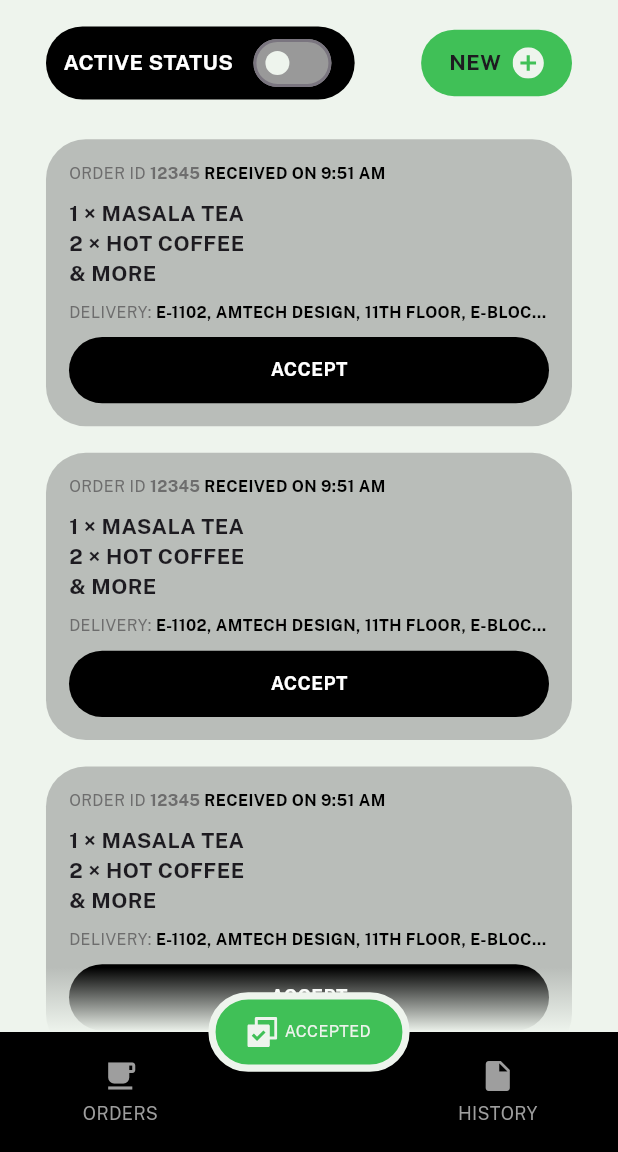
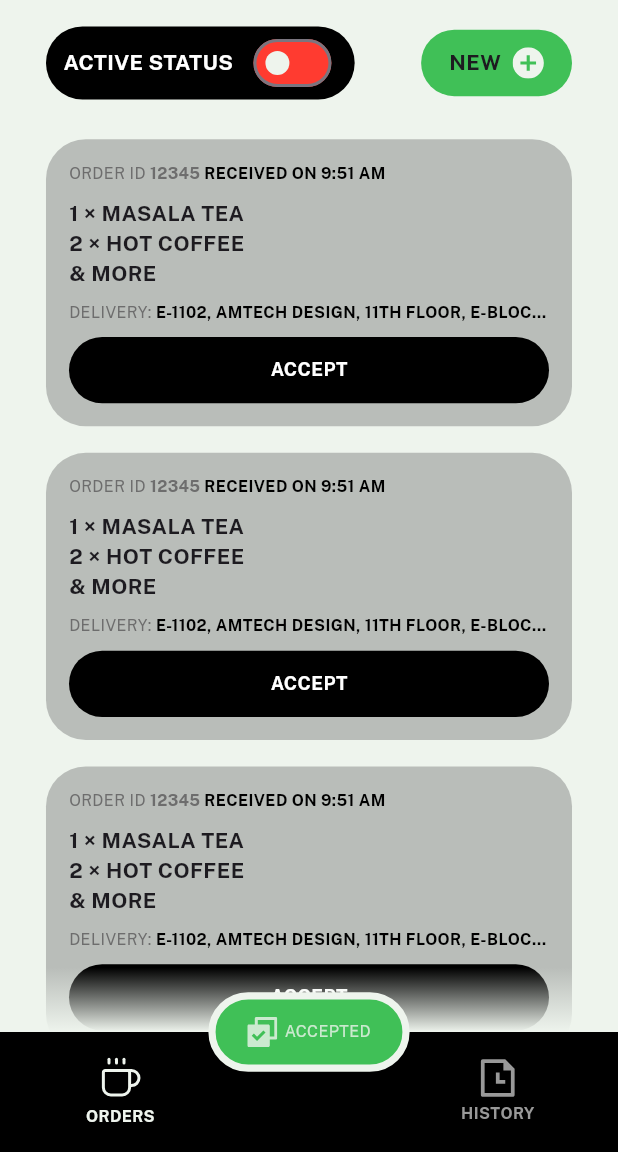
Before and after one commit to Vatsal1607/135-degrees-runners, a Flutter app: the screen it shows after launch, on a phone screen of 412 x 824 dp, the part 84-1236 px from its top. Run offline on Flutter 3.47's test engine with Material 3 defaults, Android fonts, the light colour scheme and no system bars; our stand-ins replace dio, flutter_screenutil, flutter_svg, google_fonts, pin_code_fields.

Commit message:
added cocnditions for select appbar navItem

```diff
--- a/lib/core/app_colors.dart
+++ b/lib/core/app_colors.dart
@@ -6,6 +6,7 @@ class AppColors {
   static const white = Colors.white;
   static const black = Colors.black;
   static const red = Color(0XFFFF0000);
+  static const coralRed = Color(0XFFFF3B30);
   static const seaShell = Color(0XFFEEF4ED);
   static const seaMist = Color(0XFFC7DCCD);
   static const bayLeaf = Color(0XFF87AC91);
--- a/lib/core/constants/strings.dart
+++ b/lib/core/constants/strings.dart
@@ -17,6 +17,8 @@ class IconStrings {
   static const smile = '${BaseIconPath.basePath}smile.svg';
   static const accepted = '${BaseIconPath.basePath}accepted.svg';
   static const add = '${BaseIconPath.basePath}add.svg';
+  static const history = '${BaseIconPath.basePath}history.svg';
+  static const orders = '${BaseIconPath.basePath}orders.svg';
 }
 
 class ImageStrings {
--- a/lib/modules/bottom_bar/accepted/accepted_order_page.dart
+++ b/lib/modules/bottom_bar/accepted/accepted_order_page.dart
@@ -15,7 +15,9 @@ class AcceptedOrderPage extends StatelessWidget {
             child: Column(
               children: [
                 Row(
-                  children: [],
+                  children: [
+                    Text('Accepted page'),
+                  ],
                 )
               ],
             ),
--- a/lib/modules/bottom_bar/bottom_bar_page.dart
+++ b/lib/modules/bottom_bar/bottom_bar_page.dart
@@ -4,6 +4,7 @@ import 'package:degrees_runners/modules/bottom_bar/accepted/accepted_order_page.
 import 'package:degrees_runners/modules/bottom_bar/bottom_bar_provider.dart';
 import 'package:degrees_runners/modules/bottom_bar/history/history_page.dart';
 import 'package:degrees_runners/modules/bottom_bar/orders/orders_page.dart';
+import 'package:degrees_runners/modules/bottom_bar/widgets/nav_item.dart';
 import 'package:flutter/material.dart';
 import 'package:flutter_screenutil/flutter_screenutil.dart';
 import 'package:google_fonts/google_fonts.dart';
@@ -22,9 +23,7 @@ class BottomBarPage extends StatelessWidget {
       body: PageView(
         physics: const NeverScrollableScrollPhysics(),
         controller: provider.myPage,
-        // onPageChanged: (index) {
-        //   debugPrint('Page Changes to index $index');
-        // },
+        onPageChanged: provider.onPageChanged,
         children: const [
           OrdersPage(),
           AcceptedOrderPage(),
@@ -41,20 +40,29 @@ class BottomBarPage extends StatelessWidget {
           child: Row(
             mainAxisAlignment: MainAxisAlignment.spaceAround,
             children: [
-              _buildNavItem(
+              Consumer<BottomBarProvider>(
+                builder: (context, _, child) => NavItem(
+                  selectedColor: provider.currentIndex == 0
+                      ? AppColors.seaShell
+                      : AppColors.grey,
                   onTap: () {
                     provider.myPage.jumpToPage(0);
                   },
-                icon: Icons.local_cafe,
+                  icon: IconStrings.orders,
                   label: 'ORDERS',
                 ),
+              ),
               SizedBox(width: 48.w),
-              _buildNavItem(
+              Consumer<BottomBarProvider>(
+                builder: (context, _, child) => NavItem(
+                  selectedColor: provider.currentIndex == 2
+                      ? AppColors.seaShell
+                      : AppColors.grey,
                   onTap: () {
                     provider.myPage.jumpToPage(2);
                   },
-                icon: Icons.insert_drive_file,
                   label: 'HISTORY',
+                ),
               ),
             ],
           ),
@@ -75,19 +83,24 @@ class BottomBarPage extends StatelessWidget {
                 width: 5.w,
                 color: AppColors.seaShell,
               )),
-          child: Row(
+          child: Consumer<BottomBarProvider>(
+            builder: (context, _, child) => Row(
               mainAxisSize: MainAxisSize.min,
               mainAxisAlignment: MainAxisAlignment.center,
               children: [
-              const SvgIcon(
+                SvgIcon(
                   icon: IconStrings.accepted,
-                color: AppColors.seaShell,
+                  color: provider.currentIndex == 1
+                      ? AppColors.seaShell
+                      : AppColors.seaShell.withOpacity(.8),
                 ),
                 SizedBox(width: 5.w),
                 Text(
                   'ACCEPTED',
                   style: GoogleFonts.publicSans(
-                  color: AppColors.seaShell,
+                    color: provider.currentIndex == 1
+                        ? AppColors.seaShell
+                        : AppColors.seaShell.withOpacity(.8),
                     fontWeight: FontWeight.w400,
                     fontSize: 12.sp,
                   ),
@@ -96,31 +109,12 @@ class BottomBarPage extends StatelessWidget {
             ),
           ),
         ),
+      ),
     );
   }
 
-  Widget _buildNavItem(
-      {required IconData icon, required String label, VoidCallback? onTap}) {
-    return GestureDetector(
-      onTap: onTap,
-      child: Container(
-        color: Colors.transparent,
-        width: 120.w,
-        child: Column(
-          mainAxisSize: MainAxisSize.min,
-          children: [
-            Icon(icon, color: Colors.grey),
-            const SizedBox(height: 4),
-            Text(
-              label,
-              style: GoogleFonts.publicSans(
-                color: Colors.grey,
-                fontSize: 12,
-              ),
-            ),
-          ],
-        ),
-      ),
-    );
+  // Widget _buildNavItem(
+  //     {required IconData icon, required String label, VoidCallback? onTap}) {
+  //   return NavItem();
+  // }
 }
-}
--- a/lib/modules/bottom_bar/bottom_bar_provider.dart
+++ b/lib/modules/bottom_bar/bottom_bar_provider.dart
@@ -2,6 +2,13 @@ import 'package:flutter/material.dart';
 
 class BottomBarProvider extends ChangeNotifier {
   PageController myPage = PageController(initialPage: 0);
+
+  int currentIndex = 0;
+
+  onPageChanged(index) {
+    currentIndex = index;
+    notifyListeners();
+  }
 
   // * get dynamic greetings
   String getGreeting() {
--- a/lib/modules/bottom_bar/history/history_page.dart
+++ b/lib/modules/bottom_bar/history/history_page.dart
@@ -15,7 +15,9 @@ class HistoryPage extends StatelessWidget {
             child: Column(
               children: [
                 Row(
-                  children: [],
+                  children: [
+                    Text('History page'),
+                  ],
                 )
               ],
             ),
--- /dev/null
+++ b/lib/modules/bottom_bar/widgets/nav_item.dart
@@ -0,0 +1,49 @@
+import 'package:degrees_runners/core/app_colors.dart';
+import 'package:degrees_runners/custom_widgets/svg_icons.dart';
+import 'package:flutter/material.dart';
+import 'package:flutter_screenutil/flutter_screenutil.dart';
+import 'package:google_fonts/google_fonts.dart';
+import '../../../core/constants/strings.dart';
+
+class NavItem extends StatelessWidget {
+  final VoidCallback? onTap;
+  final String label;
+  final String icon;
+  final Color selectedColor;
+  const NavItem({
+    super.key,
+    this.onTap,
+    required this.label,
+    this.icon = IconStrings.history,
+    required this.selectedColor,
+  });
+
+  @override
+  Widget build(BuildContext context) {
+    return GestureDetector(
+      onTap: onTap,
+      child: Container(
+        color: Colors.transparent,
+        width: 120.w,
+        child: Column(
+          mainAxisSize: MainAxisSize.min,
+          children: [
+            SvgIcon(
+              icon: icon,
+              color: selectedColor,
+            ),
+            SizedBox(height: 4.h),
+            Text(
+              label,
+              style: GoogleFonts.publicSans(
+                color: selectedColor,
+                fontSize: 12.sp,
+                fontWeight: FontWeight.bold,
+              ),
+            ),
+          ],
+        ),
+      ),
+    );
+  }
+}
```
Also changed, not shown: lib/modules/bottom_bar/orders/order_provider.dart (+4 -4 lines), lib/modules/bottom_bar/orders/orders_page.dart (+45 -3 lines), assets/icons/history.svg (added), assets/icons/orders.svg (added). Lines whose indentation alone changed are shown as unchanged.
